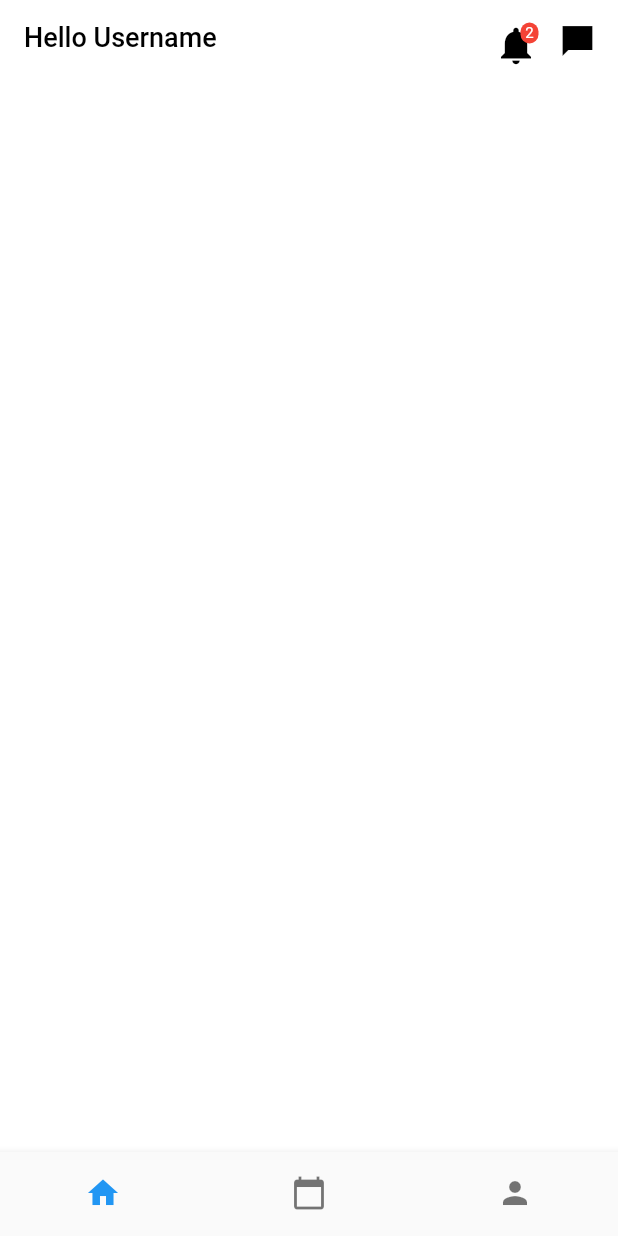
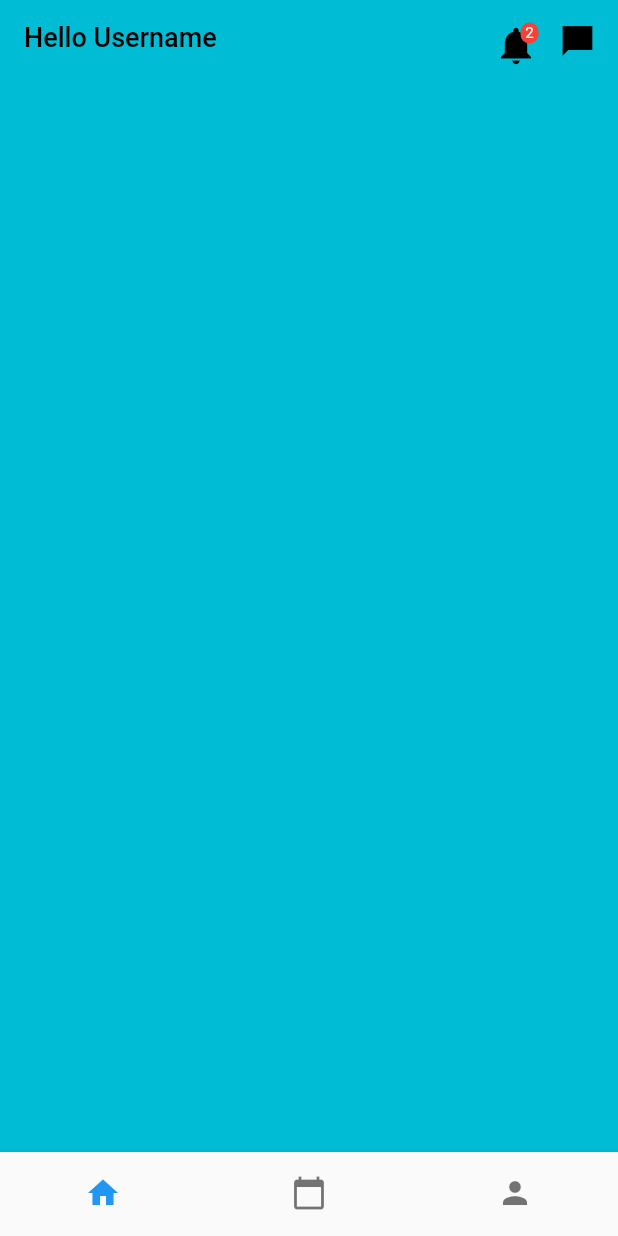
Before and after one commit to kevinjacb/DocAPP, a Flutter app: the Layout screen opened directly, on a phone screen of 412 x 824 dp. Run offline on Flutter 3.47's test engine with Material 2 defaults, Android fonts, the light colour scheme and no system bars; our stand-ins replace google_fonts.

Commit message:
Added transitions to main screen

```diff
--- a/lib/screens/calendar.dart
+++ b/lib/screens/calendar.dart
@@ -10,6 +10,8 @@ class Calendar extends StatefulWidget {
 class _CalendarState extends State<Calendar> {
   @override
   Widget build(BuildContext context) {
-    return Scaffold();
+    return Scaffold(
+      backgroundColor: Colors.transparent,
+    );
   }
 }
--- a/lib/screens/home.dart
+++ b/lib/screens/home.dart
@@ -11,12 +11,12 @@ class Home extends StatefulWidget {
 class _HomeState extends State<Home> {
   @override
   Widget build(BuildContext context) {
-    return Scaffold(
+    return const Scaffold(
       appBar: PreferredSize(
         child: Appbar(),
         preferredSize: Size.fromHeight(50),
       ),
-      backgroundColor: Colors.white,
+      backgroundColor: Colors.transparent,
     );
   }
 }
--- a/lib/screens/layout.dart
+++ b/lib/screens/layout.dart
@@ -15,20 +15,49 @@ class Layout extends StatefulWidget {
 
 class _LayoutState extends State<Layout> {
   int index = 0;
+  PageController controller = PageController(initialPage: 0);
+  late Animatable<Color?> background;
+
+  @override
+  void initState() {
+    background = TweenSequence<Color?>(<TweenSequenceItem<Color?>>[
+      TweenSequenceItem<Color?>(
+          tween: ColorTween(begin: Colors.cyan, end: Colors.brown[600]),
+          weight: 1),
+      TweenSequenceItem<Color?>(
+          tween: ColorTween(begin: Colors.brown[600], end: Colors.white),
+          weight: 1)
+    ]);
+    super.initState();
+  }
 
   @override
   Widget build(BuildContext context) {
-    double HEIGHT = MediaQuery.of(context).size.height;
-    List screen = [Home(), Calendar(), Profile()];
-
     return Scaffold(
-      body: screen[index],
+      body: AnimatedBuilder(
+        animation: controller,
+        builder: (context, _) {
+          final color = controller.hasClients ? controller.page! / 2.0 : 0.0;
+          return Container(
+            color: background.evaluate(AlwaysStoppedAnimation(color)),
+            child: PageView(
+              controller: controller,
+              onPageChanged: (page) {
+                setState(() {
+                  index = page;
+                });
+              },
+              children: const [Home(), Calendar(), Profile()],
+            ),
+          );
+        },
+      ),
       bottomNavigationBar: BottomNavigationBar(
         showSelectedLabels: false,
         showUnselectedLabels: false,
         elevation: 5,
         currentIndex: index,
-        items: [
+        items: const [
           BottomNavigationBarItem(
               icon: Icon(Icons.home),
               backgroundColor: Colors.green,
@@ -48,6 +77,8 @@ class _LayoutState extends State<Layout> {
         onTap: (int index) {
           setState(() {
             this.index = index;
+            controller.animateToPage(index,
+                duration: Duration(milliseconds: 500), curve: Curves.ease);
           });
         },
       ),
--- a/lib/screens/profile.dart
+++ b/lib/screens/profile.dart
@@ -1,3 +1,4 @@
+import 'package:doc_app/variables/variables.dart';
 import 'package:flutter/material.dart';
 
 class Profile extends StatefulWidget {
@@ -10,27 +11,25 @@ class Profile extends StatefulWidget {
 class _ProfileState extends State<Profile> {
   @override
   Widget build(BuildContext context) {
-    double HEIGHT = MediaQuery.of(context).size.height;
-    double WIDTH = MediaQuery.of(context).size.width;
     return Scaffold(
       body: SafeArea(
         child: Column(
           children: [
             SizedBox(
-              height: HEIGHT * 0.05,
+              height: Variables().HEIGHT * 0.05,
             ),
             Row(
               mainAxisAlignment: MainAxisAlignment.start,
               children: [
                 SizedBox(
-                  width: WIDTH * 0.1,
+                  width: Variables().WIDTH * 0.1,
                 ),
                 CircleAvatar(
                   child: Text("AH"),
                   radius: 35,
                 ),
                 SizedBox(
-                  width: WIDTH * 0.1,
+                  width: Variables().WIDTH * 0.1,
                 ),
                 Text("User name")
               ],
@@ -38,6 +37,7 @@ class _ProfileState extends State<Profile> {
           ],
         ),
       ),
+      backgroundColor: Colors.transparent,
     );
   }
 }
--- a/lib/widgets/appbar.dart
+++ b/lib/widgets/appbar.dart
@@ -14,7 +14,7 @@ class _AppbarState extends State<Appbar> {
     int numberOfNotification = 2;
     return AppBar(
       elevation: 0,
-      title: Text(
+      title: const Text(
         "Hello Username",
         textAlign: TextAlign.center,
         style: TextStyle(
@@ -22,33 +22,33 @@ class _AppbarState extends State<Appbar> {
           fontSize: 18,
         ),
       ),
-      iconTheme: IconThemeData(color: Colors.black),
-      backgroundColor: Colors.white,
+      iconTheme: const IconThemeData(color: Colors.black),
+      backgroundColor: Colors.transparent,
       actions: [
         Container(
-          padding: EdgeInsets.only(top: 15, right: 10),
+          padding: const EdgeInsets.only(top: 15, right: 10),
           child: Stack(
             children: <Widget>[
-              new Icon(
+              const Icon(
                 Icons.notifications,
                 size: 30,
               ),
               if (numberOfNotification > 0)
-                new Positioned(
+                Positioned(
                   right: 0,
-                  child: new Container(
-                    padding: EdgeInsets.all(1),
-                    decoration: new BoxDecoration(
+                  child: Container(
+                    padding: const EdgeInsets.all(1),
+                    decoration: BoxDecoration(
                       color: Colors.red,
                       borderRadius: BorderRadius.circular(6),
                     ),
-                    constraints: BoxConstraints(
+                    constraints: const BoxConstraints(
                       minWidth: 12,
                       minHeight: 12,
                     ),
                     child: Text(
                       numberOfNotification.toString(),
-                      style: new TextStyle(
+                      style: const TextStyle(
                         color: Colors.white,
                         fontSize: 10,
                       ),
@@ -60,8 +60,8 @@ class _AppbarState extends State<Appbar> {
           ),
         ),
         Container(
-          margin: EdgeInsets.only(right: 15, left: 4, top: 5),
-          child: Icon(Icons.messenger_sharp),
+          margin: const EdgeInsets.only(right: 15, left: 4, top: 5),
+          child: const Icon(Icons.messenger_sharp),
         )
       ],
     );
```
